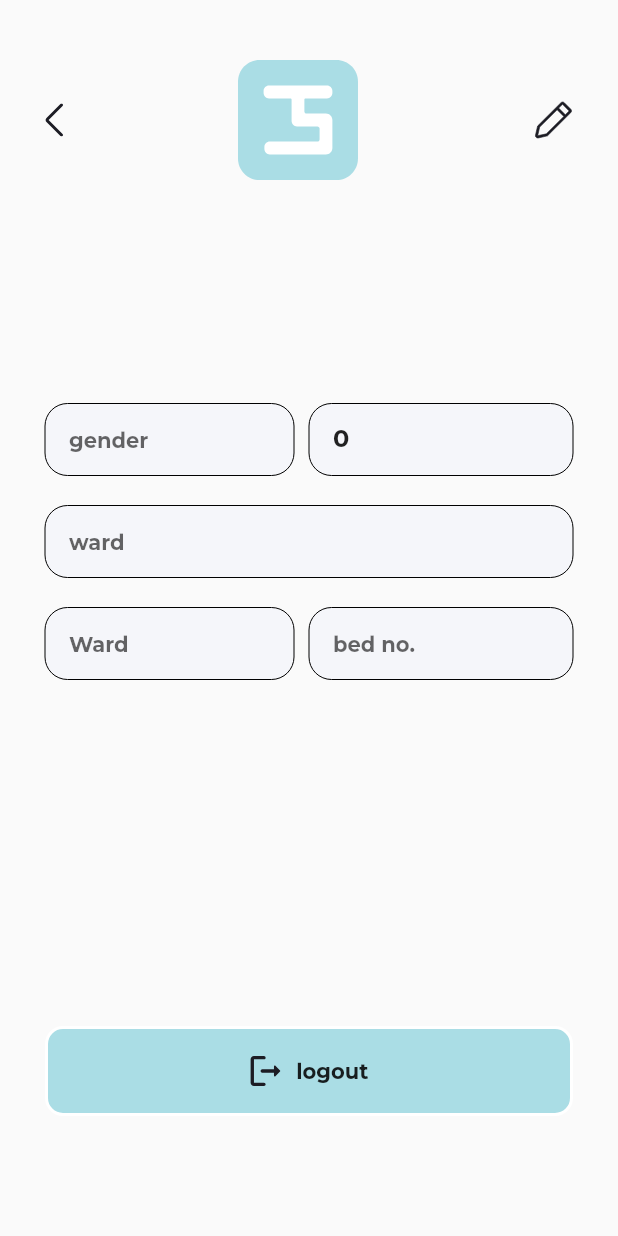
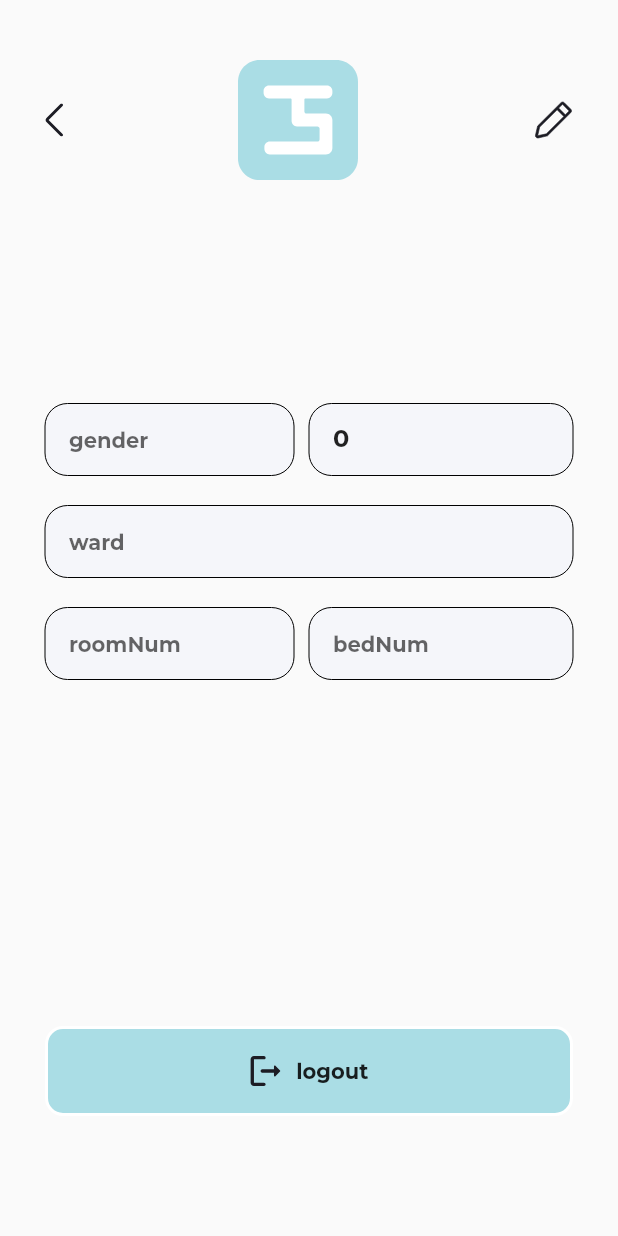
Before and after one commit to arjun-710/patientApp, a Flutter app: the PatProfile screen opened directly, on a phone screen of 412 x 824 dp. Run offline on Flutter 3.47's test engine with Material 2 defaults, Android fonts, the phone set to English and light mode, and no system bars; our stand-ins replace cloud_firestore, firebase_auth, firebase_core, flutter_svg; accounts and stored records are empty; project files that could hold a hidden picture were left out.

Commit message:
fixed refresh issue of editing controller

```diff
--- a/lib/components/profile.dart
+++ /dev/null
@@ -1,14 +0,0 @@
-import 'package:flutter/material.dart';
-
-class Profile extends StatelessWidget {
-  const Profile({Key? key}) : super(key: key);
-
-  @override
-  Widget build(BuildContext context) {
-    return Scaffold(
-      body: SafeArea(
-        child: Container(),
-      ),
-    );
-  }
-}
--- a/lib/screens/Patient/components/patProfile.dart
+++ b/lib/screens/Patient/components/patProfile.dart
@@ -1,5 +1,4 @@
 import 'dart:developer';
-
 import 'package:firebase_auth/firebase_auth.dart';
 import 'package:flutter/material.dart';
 import 'package:flutter_svg/flutter_svg.dart';
@@ -9,25 +8,89 @@ import 'package:patient_app/constants.dart';
 import 'package:patient_app/services/AuthService.dart';
 import 'package:patient_app/services/patientUser.dart';
 
-class PatProfile extends StatefulWidget {
+class PatProfile extends StatelessWidget {
   const PatProfile({Key? key}) : super(key: key);
 
   @override
-  State<PatProfile> createState() => _PatProfileState();
+  Widget build(BuildContext context) {
+    PatientUser service = PatientUser();
+    late final Future<Object>? future = service.getPatient();
+    return SafeArea(
+      child: FutureBuilder<Object>(
+          future: future,
+          builder: (context, AsyncSnapshot snapshot) {
+            if (snapshot.hasData) {
+              return PatChildWrapper(
+                name: snapshot.data["name"],
+                gender: snapshot.data["gender"],
+                age: snapshot.data["age"],
+                ward: snapshot.data["ward"],
+                roomNum: snapshot.data["roomNum"],
+                bedNum: snapshot.data["bedNum"],
+              );
+            } else
+              return Scaffold(
+                body: Center(child: CircularProgressIndicator()),
+              );
+          }),
+    );
+  }
 }
 
-class _PatProfileState extends State<PatProfile> {
+class PatChildWrapper extends StatefulWidget {
+  final String name;
+  final int age;
+  final String bedNum;
+  final String gender;
+  final String ward;
+  final String roomNum;
+  const PatChildWrapper(
+      {Key? key,
+      required this.name,
+      required this.gender,
+      required this.age,
+      required this.ward,
+      required this.roomNum,
+      required this.bedNum})
+      : super(key: key);
+
+  @override
+  State<PatChildWrapper> createState() =>
+      _PatChildWrapperState(name, age, bedNum, gender, ward, roomNum);
+}
+
+class _PatChildWrapperState extends State<PatChildWrapper> {
+  final String name;
+  final int age;
+  final String bedNum;
+  final String gender;
+  final String ward;
+  final String roomNum;
+  _PatChildWrapperState(
+      this.name, this.age, this.bedNum, this.gender, this.ward, this.roomNum);
   bool canEdit = false;
   PatientUser service = PatientUser();
-
-  @override
-  Widget build(BuildContext context) {
   TextEditingController nameController = TextEditingController();
   TextEditingController genderController = TextEditingController();
   TextEditingController ageController = TextEditingController();
   TextEditingController wardController = TextEditingController();
   TextEditingController roomNumController = TextEditingController();
   TextEditingController bedNumController = TextEditingController();
+
+  @override
+  void initState() {
+    // TODO: implement initState
+    super.initState();
+    nameController.text = name;
+    genderController.text = gender;
+    ageController.text = age.toString();
+    wardController.text = ward;
+    roomNumController.text = roomNum;
+    bedNumController.text = bedNum;
+  }
+
+  @override
+  Widget build(BuildContext context) {
     MediaQueryData queryData;
     queryData = MediaQuery.of(context);
 
@@ -42,26 +105,7 @@ class _PatProfileState extends State<PatProfile> {
       super.dispose();
     }
 
-    return SafeArea(
-      child: FutureBuilder<Object>(
-          future: service.getPatient(),
-          builder: (context, AsyncSnapshot snapshot) {
-            if (snapshot.hasData) {
-              nameController.value =
-                  nameController.value.copyWith(text: snapshot.data!["name"]);
-              genderController.value = genderController.value
-                  .copyWith(text: snapshot.data!["gender"]);
-              ageController.value = ageController.value
-                  .copyWith(text: snapshot.data!["age"].toString());
-              wardController.value =
-                  wardController.value.copyWith(text: snapshot.data!["ward"]);
-              roomNumController.value = roomNumController.value
-                  .copyWith(text: snapshot.data!["roomNum"]);
-              bedNumController.value = bedNumController.value
-                  .copyWith(text: snapshot.data!["bedNum"]);
-
-              var isPortrait =
-                  MediaQuery.of(context).orientation == Orientation.portrait;
+    var isPortrait = MediaQuery.of(context).orientation == Orientation.portrait;
 
     return Scaffold(
       body: SingleChildScrollView(
@@ -72,16 +116,14 @@ class _PatProfileState extends State<PatProfile> {
                 : 0,
           ),
           child: Padding(
-                      padding: const EdgeInsets.symmetric(
-                          vertical: 40, horizontal: 30),
+            padding: const EdgeInsets.symmetric(vertical: 40, horizontal: 30),
             child: Column(
               mainAxisAlignment: MainAxisAlignment.spaceBetween,
               children: [
                 Column(
                   children: [
                     Row(
-                                mainAxisAlignment:
-                                    MainAxisAlignment.spaceBetween,
+                      mainAxisAlignment: MainAxisAlignment.spaceBetween,
                       children: [
                         GestureDetector(
                             onTap: () {
@@ -147,7 +189,7 @@ class _PatProfileState extends State<PatProfile> {
                         Flexible(
                           child: CustomTextField(
                             controller: roomNumController,
-                                      hintText: "Ward",
+                            hintText: "roomNum",
                             readOnly: !canEdit,
                           ),
                         ),
@@ -156,7 +198,7 @@ class _PatProfileState extends State<PatProfile> {
                           width: queryData.size.width / 2 - 30,
                           child: CustomTextField(
                             controller: bedNumController,
-                                      hintText: "bed no.",
+                            hintText: "bedNum",
                             readOnly: !canEdit,
                           ),
                         ),
@@ -168,7 +210,24 @@ class _PatProfileState extends State<PatProfile> {
                 if (isPortrait == false) ...[SizedBox(height: 40)],
                 if (canEdit == true) ...[
                   CustomTextButton(
-                                onTap: () {},
+                      onTap: () async {
+                        log("cliked update");
+                        PatientUser service = PatientUser();
+                        PatientUser val = PatientUser(
+                          name: nameController.text,
+                          gender: genderController.text,
+                          age: int.parse(ageController.text),
+                          ward: wardController.text,
+                          roomNum: roomNumController.text,
+                          bedNum: bedNumController.text,
+                        );
+                        ScaffoldMessenger.of(context).showSnackBar(
+                          const SnackBar(
+                            content: Text('Patient Updated'),
+                          ),
+                        );
+                        await service.updatePatient(val);
+                      },
                       fullWidth: true,
                       children: SvgPicture.asset(kCheckUp),
                       label: "Update Details")
@@ -189,11 +248,5 @@ class _PatProfileState extends State<PatProfile> {
         ),
       ),
     );
-            } else
-              return Scaffold(
-                body: Center(child: CircularProgressIndicator()),
-              );
-          }),
-    );
   }
 }
--- a/lib/services/patientUser.dart
+++ b/lib/services/patientUser.dart
@@ -1,3 +1,5 @@
+import 'dart:developer';
+
 import 'package:firebase_auth/firebase_auth.dart';
 import 'package:cloud_firestore/cloud_firestore.dart';
 import 'package:patient_app/services/AuthService.dart';
@@ -49,6 +51,7 @@ class PatientUser {
   }
 
   updatePatient(PatientUser patData) async {
+    log("update Patient method");
     AuthService service = AuthService(FirebaseAuth.instance);
     User user = service.user;
     await db
```
Lines whose indentation alone changed are shown as unchanged.
